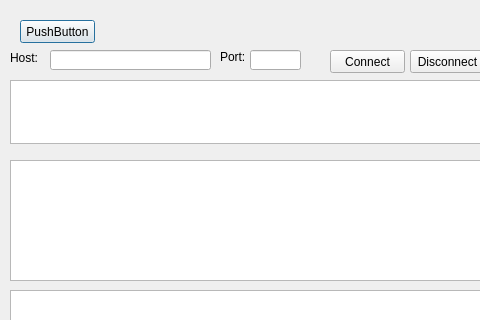
himanshu2090/syncany, file QtApp/QtApp/qtapp.ui: the form before one commit; both pictures show x 0 to 480 and y 0 to 320 of the 600 by 568 pixel window.
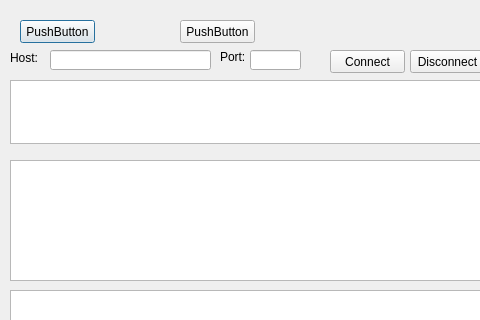
The form after the commit.

```diff
--- a/QtApp/QtApp/qtapp.ui
+++ b/QtApp/QtApp/qtapp.ui
@@ -176,6 +176,19 @@
     </rect>
    </property>
   </widget>
+  <widget class="QPushButton" name="pushButton_2" >
+   <property name="geometry" >
+    <rect>
+     <x>180</x>
+     <y>20</y>
+     <width>75</width>
+     <height>23</height>
+    </rect>
+   </property>
+   <property name="text" >
+    <string>PushButton</string>
+   </property>
+  </widget>
  </widget>
  <layoutdefault spacing="6" margin="11" />
  <resources/>
```
